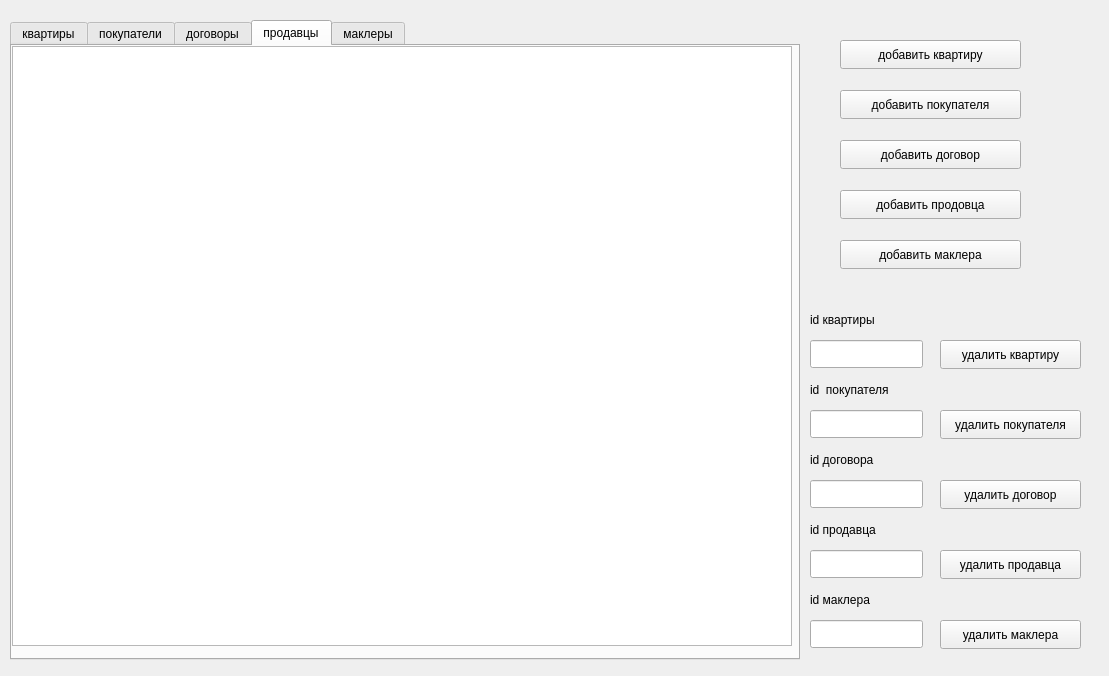
This is mainwindow.ui in cynep0/kursovik_5sem as Qt 5 draws it before an edit. The edited form follows.
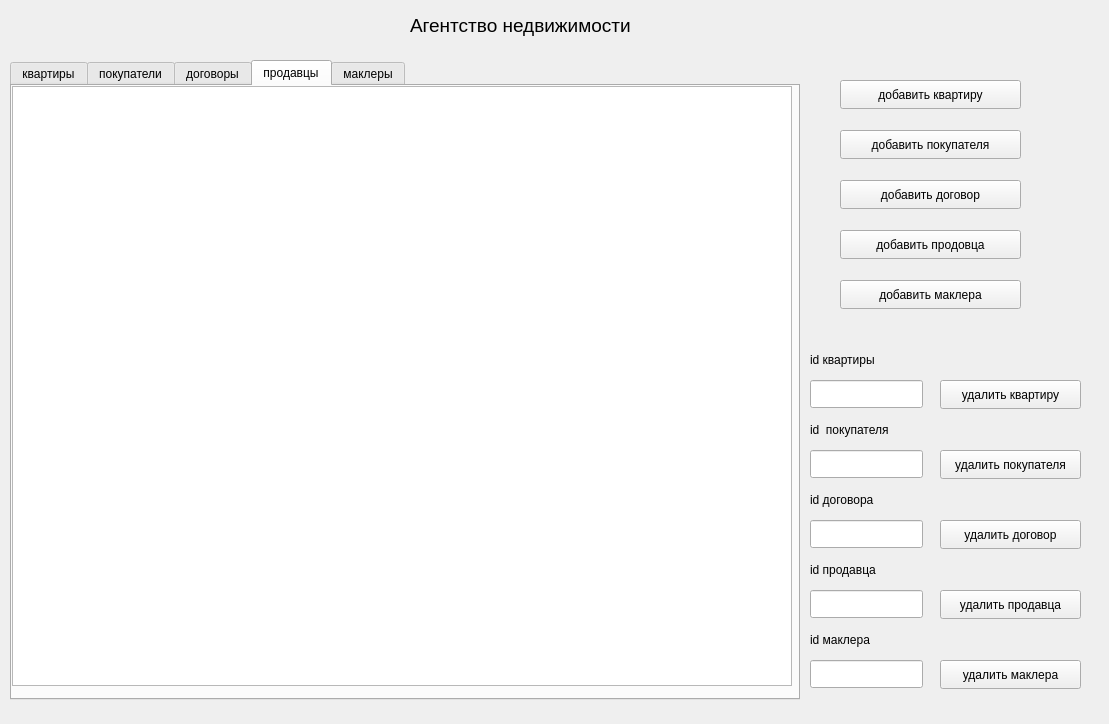
This is the edited form. The open tabs and pages were chosen to show the change.

Diff of the .ui file:
```diff
--- a/mainwindow.ui
+++ b/mainwindow.ui
@@ -7,7 +7,7 @@
     <x>0</x>
     <y>0</y>
     <width>1109</width>
-    <height>676</height>
+    <height>724</height>
    </rect>
   </property>
   <property name="windowTitle">
@@ -18,7 +18,7 @@
     <property name="geometry">
      <rect>
       <x>10</x>
-      <y>20</y>
+      <y>60</y>
       <width>790</width>
       <height>640</height>
      </rect>
@@ -142,7 +142,7 @@
     <property name="geometry">
      <rect>
       <x>810</x>
-      <y>480</y>
+      <y>520</y>
       <width>113</width>
       <height>28</height>
      </rect>
@@ -152,7 +152,7 @@
     <property name="geometry">
      <rect>
       <x>810</x>
-      <y>410</y>
+      <y>450</y>
       <width>113</width>
       <height>28</height>
      </rect>
@@ -162,7 +162,7 @@
     <property name="geometry">
      <rect>
       <x>810</x>
-      <y>340</y>
+      <y>380</y>
       <width>113</width>
       <height>28</height>
      </rect>
@@ -172,7 +172,7 @@
     <property name="geometry">
      <rect>
       <x>810</x>
-      <y>310</y>
+      <y>350</y>
       <width>101</width>
       <height>20</height>
      </rect>
@@ -185,7 +185,7 @@
     <property name="geometry">
      <rect>
       <x>810</x>
-      <y>380</y>
+      <y>420</y>
       <width>111</width>
       <height>20</height>
      </rect>
@@ -198,7 +198,7 @@
     <property name="geometry">
      <rect>
       <x>810</x>
-      <y>450</y>
+      <y>490</y>
       <width>101</width>
       <height>20</height>
      </rect>
@@ -211,7 +211,7 @@
     <property name="geometry">
      <rect>
       <x>840</x>
-      <y>90</y>
+      <y>130</y>
       <width>181</width>
       <height>29</height>
      </rect>
@@ -224,7 +224,7 @@
     <property name="geometry">
      <rect>
       <x>840</x>
-      <y>140</y>
+      <y>180</y>
       <width>181</width>
       <height>29</height>
      </rect>
@@ -237,7 +237,7 @@
     <property name="geometry">
      <rect>
       <x>840</x>
-      <y>40</y>
+      <y>80</y>
       <width>181</width>
       <height>29</height>
      </rect>
@@ -250,7 +250,7 @@
     <property name="geometry">
      <rect>
       <x>940</x>
-      <y>340</y>
+      <y>380</y>
       <width>141</width>
       <height>29</height>
      </rect>
@@ -263,7 +263,7 @@
     <property name="geometry">
      <rect>
       <x>940</x>
-      <y>410</y>
+      <y>450</y>
       <width>141</width>
       <height>29</height>
      </rect>
@@ -276,7 +276,7 @@
     <property name="geometry">
      <rect>
       <x>940</x>
-      <y>480</y>
+      <y>520</y>
       <width>141</width>
       <height>29</height>
      </rect>
@@ -289,7 +289,7 @@
     <property name="geometry">
      <rect>
       <x>840</x>
-      <y>190</y>
+      <y>230</y>
       <width>181</width>
       <height>29</height>
      </rect>
@@ -302,7 +302,7 @@
     <property name="geometry">
      <rect>
       <x>840</x>
-      <y>240</y>
+      <y>280</y>
       <width>181</width>
       <height>29</height>
      </rect>
@@ -315,7 +315,7 @@
     <property name="geometry">
      <rect>
       <x>810</x>
-      <y>550</y>
+      <y>590</y>
       <width>113</width>
       <height>28</height>
      </rect>
@@ -325,7 +325,7 @@
     <property name="geometry">
      <rect>
       <x>810</x>
-      <y>520</y>
+      <y>560</y>
       <width>101</width>
       <height>20</height>
      </rect>
@@ -338,7 +338,7 @@
     <property name="geometry">
      <rect>
       <x>940</x>
-      <y>550</y>
+      <y>590</y>
       <width>141</width>
       <height>29</height>
      </rect>
@@ -351,7 +351,7 @@
     <property name="geometry">
      <rect>
       <x>810</x>
-      <y>620</y>
+      <y>660</y>
       <width>113</width>
       <height>28</height>
      </rect>
@@ -361,7 +361,7 @@
     <property name="geometry">
      <rect>
       <x>810</x>
-      <y>590</y>
+      <y>630</y>
       <width>101</width>
       <height>20</height>
      </rect>
@@ -374,7 +374,7 @@
     <property name="geometry">
      <rect>
       <x>940</x>
-      <y>620</y>
+      <y>660</y>
       <width>141</width>
       <height>29</height>
      </rect>
@@ -383,6 +383,24 @@
      <string>удалить маклера</string>
     </property>
    </widget>
+   <widget class="QLabel" name="label">
+    <property name="geometry">
+     <rect>
+      <x>410</x>
+      <y>10</y>
+      <width>281</width>
+      <height>31</height>
+     </rect>
+    </property>
+    <property name="font">
+     <font>
+      <pointsize>14</pointsize>
+     </font>
+    </property>
+    <property name="text">
+     <string>Агентство недвижимости</string>
+    </property>
+   </widget>
   </widget>
  </widget>
  <resources/>
```
Left out of the diff: 4 changed lines with no effect on the pictures.
